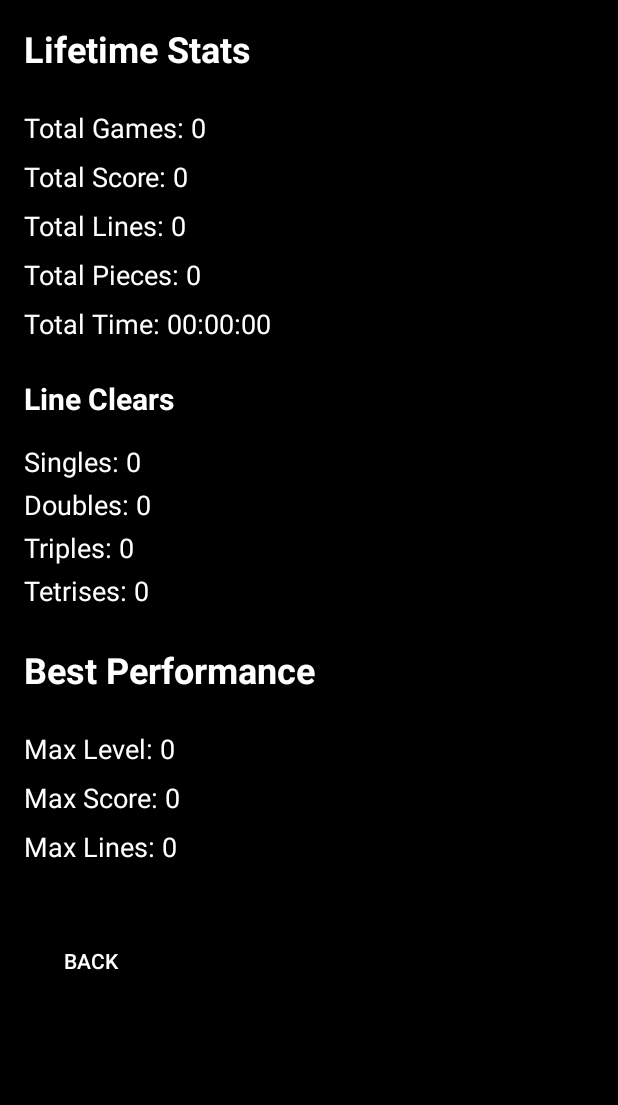
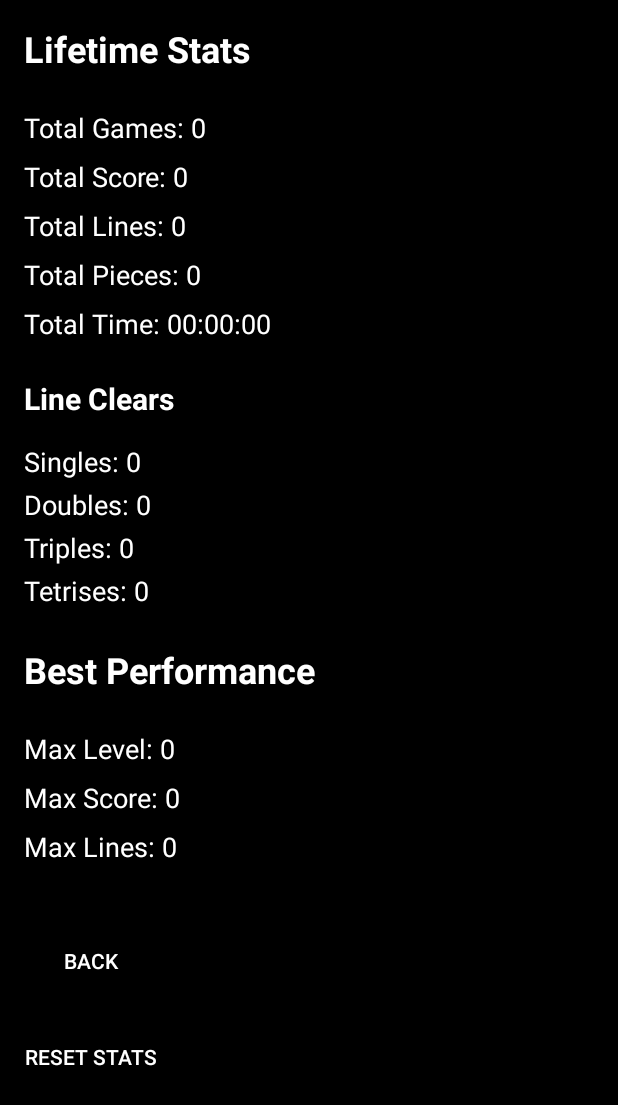
Before and after one commit to cmclark00/mintris, an Android app: the StatsActivity screen opened directly, with no data from a screen before it, on a phone screen of 412 x 824 dp. Shown: the top 1105 px of the screen. Run offline under Robolectric (Android 15) with nearby library versions, the phone set to English and light mode, and no system bars.

Commit message:
Add reset stats functionality to stats screen with confirmation dialog

```diff
--- a/app/src/main/res/layout/activity_stats.xml
+++ b/app/src/main/res/layout/activity_stats.xml
@@ -143,5 +143,14 @@
             android:background="@color/transparent"
             android:layout_marginTop="16dp"/>
 
+        <Button
+            android:id="@+id/resetStatsButton"
+            android:layout_width="wrap_content"
+            android:layout_height="wrap_content"
+            android:text="@string/reset_stats"
+            android:textColor="@color/white"
+            android:background="@color/transparent"
+            android:layout_marginTop="16dp"/>
+
     </LinearLayout>
 </ScrollView>
--- a/app/src/main/res/values/strings.xml
+++ b/app/src/main/res/values/strings.xml
@@ -44,4 +44,5 @@
     <string name="doubles">Doubles: %d</string>
     <string name="triples">Triples: %d</string>
     <string name="tetrises">Tetrises: %d</string>
+    <string name="reset_stats">Reset Stats</string>
 </resources>
```
Also changed, not shown: app/src/main/java/com/mintris/StatsActivity.kt (+18 -0 lines), app/src/main/java/com/mintris/model/StatsManager.kt (+21 -0 lines).
